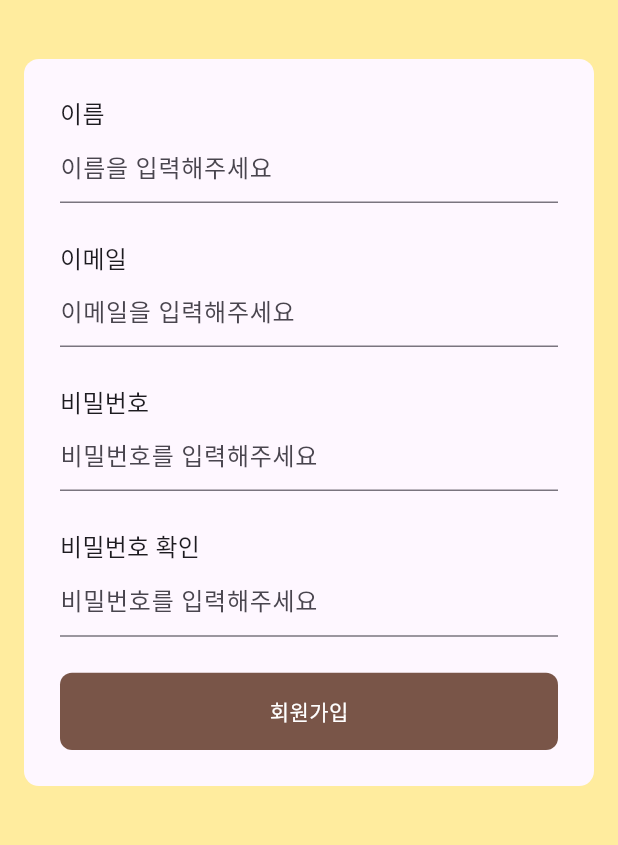
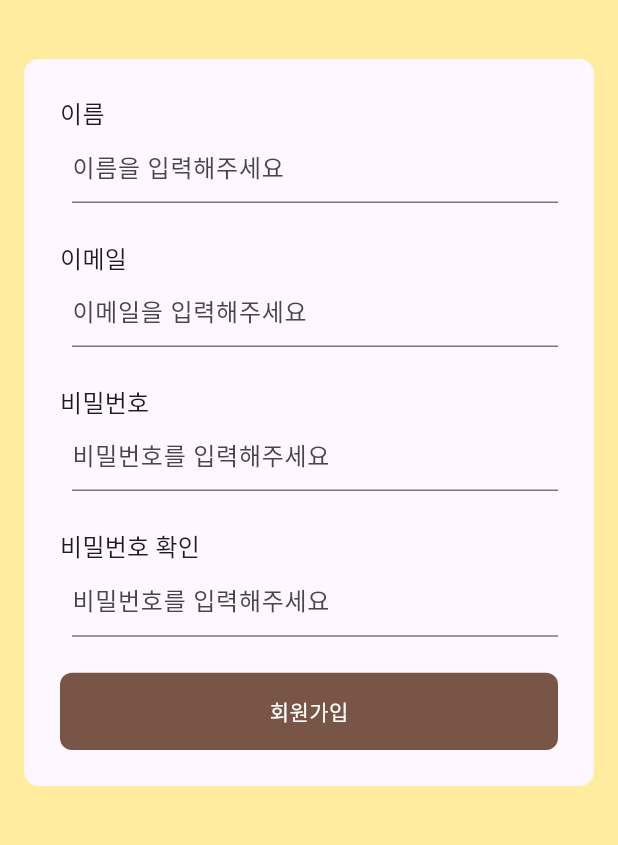
Before and after one commit to STUDULER/studuler_frontend, a Flutter app: the SignUpWithEmailPage screen opened directly with empty values, on a phone screen of 412 x 824 dp, the part 273-1118 px from its top. Run offline on Flutter 3.47's test engine with Material 3 defaults, Android fonts, the phone set to English and light mode, and no system bars; our stand-ins replace flutter_secure_storage, google_sign_in; accounts and stored records are empty.

Commit message:
AuthTextField 위젯을 사용

```diff
--- a/lib/common/page/sign_up_with_email_page.dart
+++ b/lib/common/page/sign_up_with_email_page.dart
@@ -2,6 +2,7 @@ import 'package:flutter/material.dart';
 
 import '../section/yellow_background.dart';
 import '../util/gesture_dectector_hiding_keyboard.dart.dart';
+import '../widget/auth_text_field.dart';
 import 'account_input_page.dart';
 import 'login_with_email_page.dart';
 
@@ -77,50 +78,31 @@ class _SignUpWithEmailPageState extends State<SignUpWithEmailPage> {
                           child: Column(
                             crossAxisAlignment: CrossAxisAlignment.start,
                             children: [
-                              Text(
-                                "이름",
-                                style: Theme.of(context).textTheme.titleMedium,
-                              ),
-                              TextField(
+                              AuthTextField(
                                 controller: _nameController,
-                                decoration: const InputDecoration(
-                                  hintText: "이름을 입력해주세요",
-                                ),
+                                label: "이름",
+                                hintText: "이름을 입력해주세요",
                               ),
                               const Spacer(),
-                              Text(
-                                "이메일",
-                                style: Theme.of(context).textTheme.titleMedium,
-                              ),
-                              TextField(
+                              AuthTextField(
                                 controller: _emailController,
-                                decoration: const InputDecoration(
-                                  hintText: "이메일을 입력해주세요",
-                                ),
+                                label: "이메일",
+                                hintText: "이메일을 입력해주세요",
+                                keyboardType: TextInputType.emailAddress,
                               ),
                               const Spacer(),
-                              Text(
-                                "비밀번호",
-                                style: Theme.of(context).textTheme.titleMedium,
-                              ),
-                              TextField(
+                              AuthTextField(
                                 controller: _passwordController,
+                                label: "비밀번호",
+                                hintText: "비밀번호를 입력해주세요",
                                 obscureText: true,
-                                decoration: const InputDecoration(
-                                  hintText: "비밀번호를 입력해주세요",
-                                ),
                               ),
                               const Spacer(),
-                              Text(
-                                "비밀번호 확인",
-                                style: Theme.of(context).textTheme.titleMedium,
-                              ),
-                              TextField(
+                              AuthTextField(
                                 controller: _passwordCheckController,
+                                label: "비밀번호 확인",
+                                hintText: "비밀번호를 입력해주세요",
                                 obscureText: true,
-                                decoration: const InputDecoration(
-                                  hintText: "비밀번호를 입력해주세요",
-                                ),
                               ),
                               const Spacer(),
                               GestureDectectorHidingKeyboard(
--- /dev/null
+++ b/lib/common/widget/auth_text_field.dart
@@ -0,0 +1,51 @@
+import 'package:flutter/material.dart';
+
+class AuthTextField extends StatelessWidget {
+  const AuthTextField({
+    super.key,
+    required this.controller,
+    required this.label,
+    required this.hintText,
+    this.obscureText,
+    this.readOnly,
+    this.showCursor,
+    this.keyboardType,
+    this.onTap,
+  });
+
+  final TextEditingController controller;
+  final String label;
+  final String hintText;
+  final bool? obscureText;
+  final bool? readOnly;
+  final bool? showCursor;
+  final TextInputType? keyboardType;
+  final VoidCallback? onTap;
+
+  @override
+  Widget build(BuildContext context) {
+    return Column(
+      crossAxisAlignment: CrossAxisAlignment.start,
+      children: [
+        Text(
+          label,
+          style: Theme.of(context).textTheme.titleMedium,
+        ),
+        Padding(
+          padding: const EdgeInsets.only(left: 8.0),
+          child: TextField(
+            controller: controller,
+            obscureText: obscureText ?? false,
+            readOnly: readOnly ?? false,
+            showCursor: showCursor ?? true,
+            keyboardType: keyboardType,
+            decoration: InputDecoration(
+              hintText: hintText,
+            ),
+            onTap: onTap,
+          ),
+        ),
+      ],
+    );
+  }
+}
```
Also changed, not shown: lib/common/page/account_input_page.dart (+8 -16 lines), lib/common/page/login_with_email_page.dart (+11 -17 lines).
